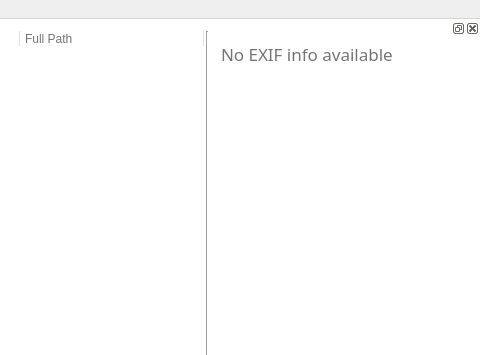
Qt form caesiumph.ui (Lymphatus/CaesiumPH) before a commit; both pictures show x 400 to 880 and y 0 to 355 of the 880 by 500 pixel window.
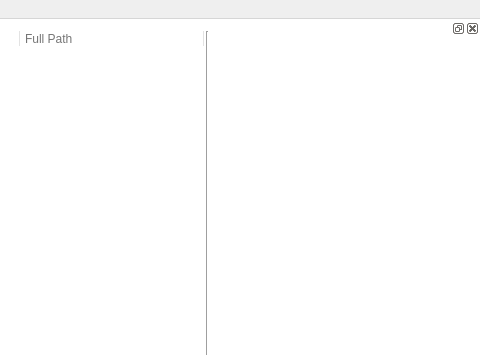
The same form after that commit. Icons and pictures are not drawn. Custom widgets are drawn as their Qt base class.

Commit message:
Settings dialog restyle
Plus some eye candies

```diff
--- a/caesiumph.ui
+++ b/caesiumph.ui
@@ -27,7 +27,7 @@
 QTreeWidget {
     background-color: #FFFFFF;
     color: #757575;
-	alternate-background-color: #f6f7f7;
+	alternate-background-color: #f1f1f1;
 }
 
 QTreeWidget::item {
@@ -42,7 +42,7 @@
 
 QTreeWidget::item:selected {
     color: #1cb495;
-    background-color: #EEEEEE;
+    background-color: #f1f1f1;
 }
 
 QHeaderView {
@@ -60,22 +60,6 @@
 	background-color: #FFFFFF;
 }
 
-QProgressBar::chunk {
-    background-color: #1cb495;
-    border-radius: 2px;
-}
-
-QProgressBar {
-    border: 1px solid #b5b5b5;
-    border-radius: 3px;
-    height: 5px;
-    color: transparent;
-}
-
-QDialog {
-    color: #FFFFFF;
-}
-
 QDockWidget {
     background-color: #FFFFFF;
 }
@@ -112,7 +96,20 @@
 QStatusBar QLabel, QToolButton {
 	color: #757575;
 	border: none;
-}</string>
+}
+
+QScrollBar:vertical {
+	background: #11ffffff;
+     width: 6px;
+	border-radius: 3px;
+	margin-top: 1px;
+ }
+
+ QScrollBar::handle:vertical {
+     background: #1cb495;
+     min-height: 20px;
+	border-radius: 3px;
+ }</string>
   </property>
   <property name="locale">
    <locale language="English" country="UnitedStates"/>
@@ -758,7 +755,7 @@
 &lt;html&gt;&lt;head&gt;&lt;meta name=&quot;qrichtext&quot; content=&quot;1&quot; /&gt;&lt;style type=&quot;text/css&quot;&gt;
 p, li { white-space: pre-wrap; }
 &lt;/style&gt;&lt;/head&gt;&lt;body style=&quot; font-family:'Monaco,monospace'; font-size:11px; font-weight:400; font-style:normal;&quot;&gt;
-&lt;p style=&quot; margin-top:0px; margin-bottom:0px; margin-left:0px; margin-right:0px; -qt-block-indent:0; text-indent:0px;&quot;&gt;&lt;span style=&quot; font-family:'.Helvetica Neue DeskInterface'; font-size:13pt;&quot;&gt;No EXIF info available&lt;/span&gt;&lt;/p&gt;&lt;/body&gt;&lt;/html&gt;</string>
+&lt;p style=&quot;-qt-paragraph-type:empty; margin-top:0px; margin-bottom:0px; margin-left:0px; margin-right:0px; -qt-block-indent:0; text-indent:0px;&quot;&gt;&lt;br /&gt;&lt;/p&gt;&lt;/body&gt;&lt;/html&gt;</string>
          </property>
          <property name="tabStopWidth">
           <number>150</number>
```
Left out of the diff: 13 changed lines with no effect on the pictures. The commit also changes 14 other files.
